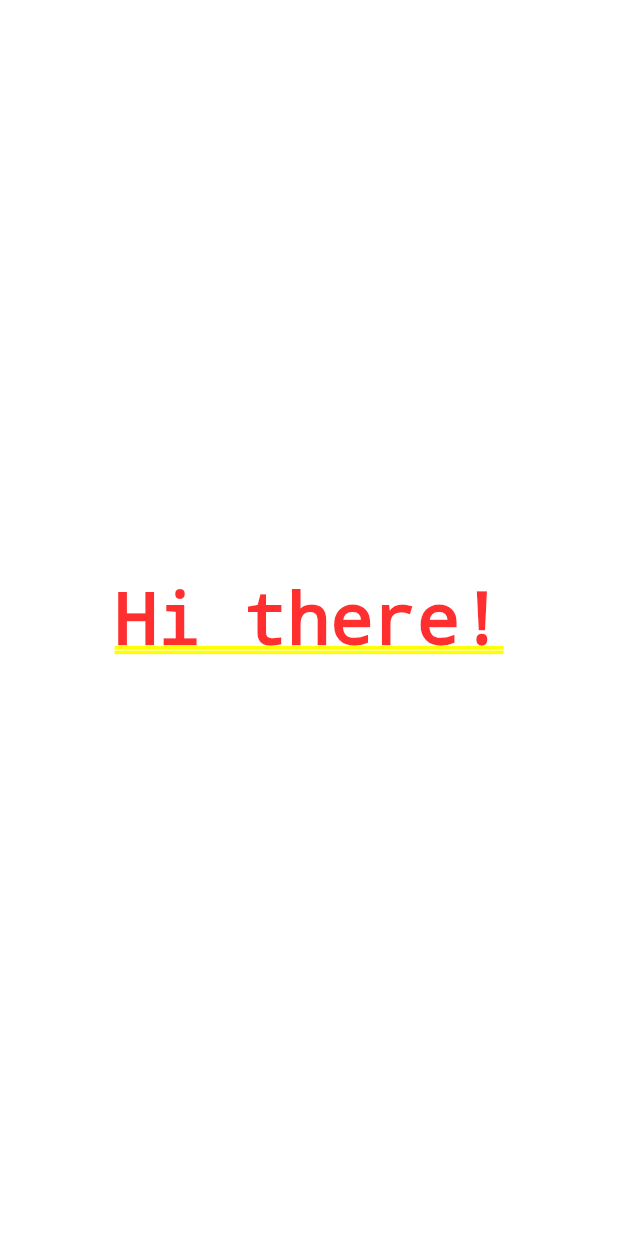
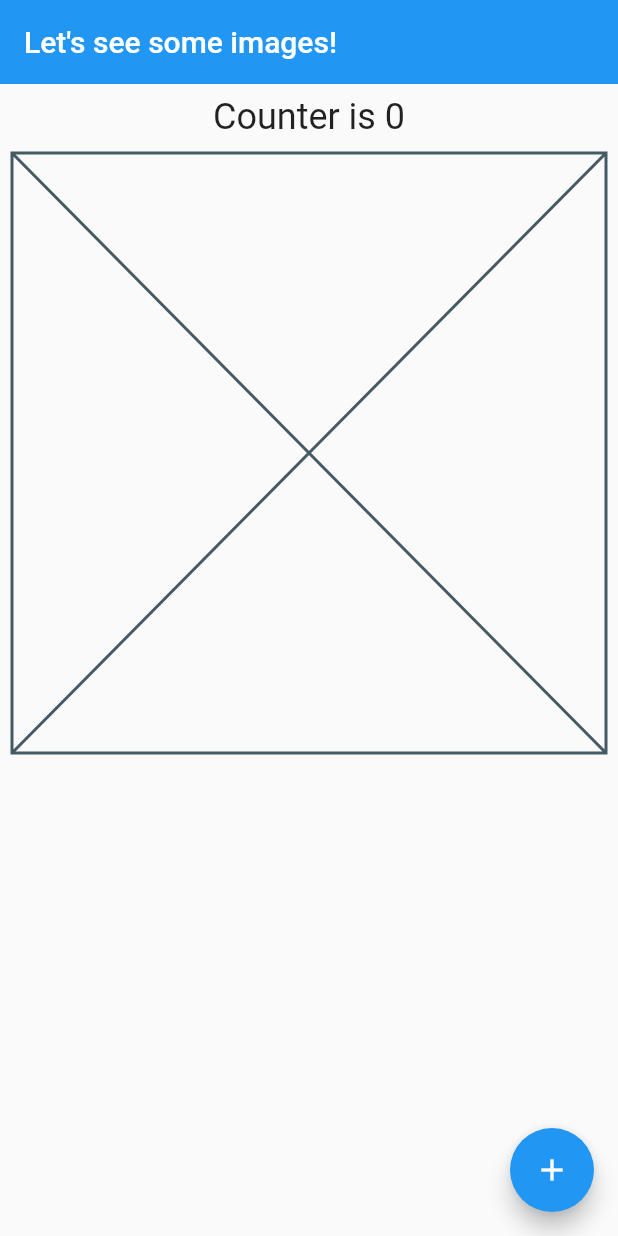
Before and after one commit to tertiussc/pics_practice, a Flutter app: the screen it shows after launch, on a phone screen of 412 x 824 dp. Run offline on Flutter 3.47's test engine with Material 2 defaults, Android fonts, the phone set to English and light mode, and no system bars.

Commit message:
Moved App class outside and converted to statefull widget and display on screen. Also updated onPres to update counter

```diff
--- a/lib/main.dart
+++ b/lib/main.dart
@@ -1,11 +1,7 @@
 // Main function
 import 'package:flutter/material.dart';
+import 'src/app.dart';
 
 void main() {
-  var app = MaterialApp(
-    home: Center(
-      child: Text('Hi there!'),
-    ),
-  );
-  runApp(app);
+  runApp(App());
 }
--- /dev/null
+++ b/lib/src/app.dart
@@ -0,0 +1,44 @@
+import 'package:flutter/material.dart';
+
+class App extends StatefulWidget {
+  createState() {
+    return AppState();
+  }
+}
+
+class AppState extends State<App> {
+  int counter = 0;
+
+  @override
+  Widget build(BuildContext context) {
+    return MaterialApp(
+      home: Scaffold(
+        appBar: AppBar(
+          elevation: 0,
+          title: const Text('Let\'s see some images!'),
+        ),
+        body: Padding(
+          padding: const EdgeInsets.all(8.0),
+          child: Column(
+            children: [
+              Text(
+                'Counter is $counter',
+                style: TextStyle(fontSize: 24),
+              ),
+              SizedBox(height: 10),
+              Placeholder(),
+            ],
+          ),
+        ),
+        floatingActionButton: FloatingActionButton(
+          onPressed: () {
+            setState(() {
+              counter++;
+            });
+          },
+          child: const Icon(Icons.add),
+        ),
+      ),
+    );
+  }
+}
```
